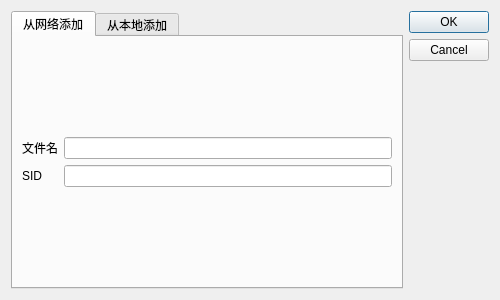
Old version of the form PageUI/addItemDialog.ui in the repository lxambulance/CoLoRagent.
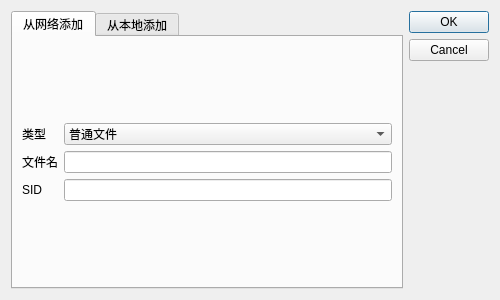
New version of the form.

What changed in the file:
```diff
--- a/PageUI/addItemDialog.ui
+++ b/PageUI/addItemDialog.ui
@@ -24,17 +24,17 @@
        <string>从网络添加</string>
       </attribute>
       <layout class="QFormLayout" name="formLayout_2">
-       <item row="1" column="0">
+       <item row="2" column="0">
         <widget class="QLabel" name="label_6">
          <property name="text">
           <string>文件名</string>
          </property>
         </widget>
        </item>
-       <item row="1" column="1">
+       <item row="2" column="1">
         <widget class="QLineEdit" name="inputFileName"/>
        </item>
-       <item row="2" column="0">
+       <item row="3" column="0">
         <widget class="QLabel" name="label_7">
          <property name="text">
           <string>SID</string>
@@ -44,7 +44,7 @@
          </property>
         </widget>
        </item>
-       <item row="2" column="1">
+       <item row="3" column="1">
         <widget class="QLineEdit" name="inputSID"/>
        </item>
        <item row="0" column="0">
@@ -60,7 +60,7 @@
          </property>
         </spacer>
        </item>
-       <item row="3" column="0">
+       <item row="4" column="0">
         <spacer name="verticalSpacer_2">
          <property name="orientation">
           <enum>Qt::Vertical</enum>
@@ -73,6 +73,27 @@
          </property>
         </spacer>
        </item>
+       <item row="1" column="0">
+        <widget class="QLabel" name="label">
+         <property name="text">
+          <string>类型</string>
+         </property>
+        </widget>
+       </item>
+       <item row="1" column="1">
+        <widget class="QComboBox" name="filetypeChoose">
+         <item>
+          <property name="text">
+           <string>普通文件</string>
+          </property>
+         </item>
+         <item>
+          <property name="text">
+           <string>视频流服务</string>
+          </property>
+         </item>
+        </widget>
+       </item>
       </layout>
      </widget>
      <widget class="QWidget" name="tab_1">
```
